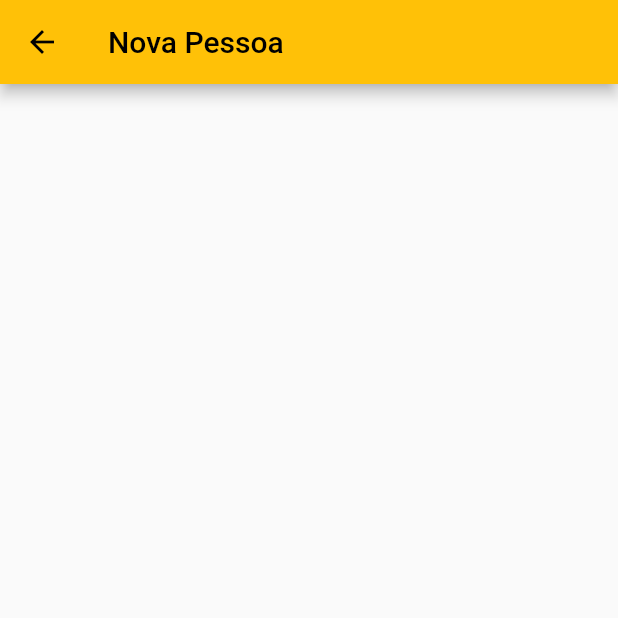
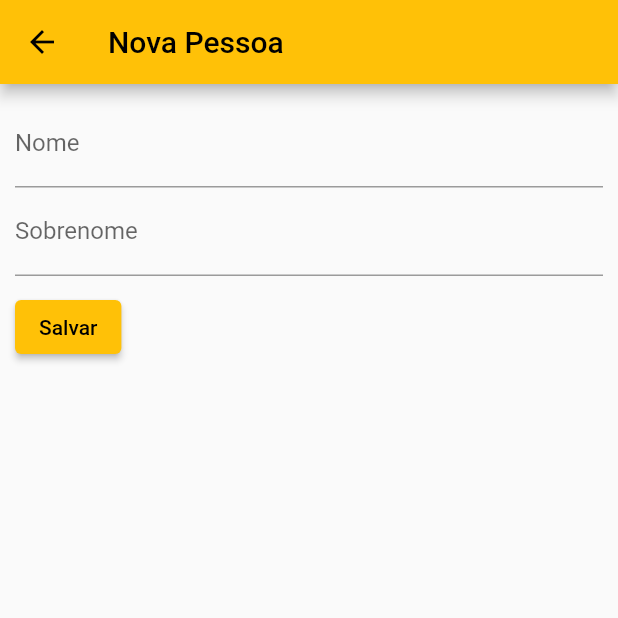
Before and after one commit to rafamazzucato/all_persistences_89aoj, a Flutter app: the PersonFormWidget screen opened directly, on a phone screen of 412 x 824 dp, the top half of it. Run offline on Flutter 3.47's test engine with Material 2 defaults, Android fonts, the phone set to English and light mode, and no system bars; our stand-ins replace flutter_svg; project files that could hold a hidden picture were left out.

Commit message:
tela de add de pessoas

```diff
--- a/lib/sqlite/screens/add.dart
+++ b/lib/sqlite/screens/add.dart
@@ -1,14 +1,51 @@
+import 'package:all_persistences/sqlite/models/person.dart';
+import 'package:all_persistences/utils/custom_widgets.dart';
+import 'package:all_persistences/widgets/input_form.dart';
 import 'package:flutter/material.dart';
 
 class PersonFormWidget extends StatelessWidget {
-  const PersonFormWidget({Key? key}) : super(key: key);
+  PersonFormWidget({Key? key}) : super(key: key);
 
   final title = const Text("Nova Pessoa");
+  final _formKey = GlobalKey<FormState>();
+  final _nameController = TextEditingController();
+  final _lastNameController = TextEditingController();
 
   @override
   Widget build(BuildContext context) {
     return Scaffold(
       appBar: AppBar(title: title),
+      body: Padding(
+          padding: EdgeInsets.all(10),
+          child: Form(
+              key: _formKey,
+              child: Column(
+                crossAxisAlignment: CrossAxisAlignment.start,
+                children: [
+                  DefaultInputFormWidget(
+                      placeholder: "Informe o nome",
+                      label: "Nome",
+                      controller: _nameController,
+                      validationMsg: "Insira o nome da pessoa"),
+                  DefaultInputFormWidget(
+                      placeholder: "Informe o sobrenome",
+                      label: "Sobrenome",
+                      controller: _lastNameController,
+                      validationMsg: "Insira o sobrenome da pessoa"),
+                  Padding(
+                    padding: EdgeInsets.only(top: 10),
+                    child: ElevatedButton(
+                        onPressed: () {
+                          if (_formKey.currentState!.validate()) {
+                            final person = Person(
+                                _nameController.text, _lastNameController.text);
+                            Navigator.pop(context, person);
+                          }
+                        },
+                        child: salvarText),
+                  )
+                ],
+              ))),
     );
   }
 }
--- a/lib/sqlite/screens/list.dart
+++ b/lib/sqlite/screens/list.dart
@@ -15,7 +15,7 @@ class PersonListWidget extends StatefulWidget {
 
 class _PersonListWidgetState extends State<PersonListWidget> {
   final title = const Text("Pessoas");
-  final addPage = const PersonFormWidget();
+  final addPage = PersonFormWidget();
 
   List<Person> persons = [Person("Rafael", "Thomazelli Mazzucato")];
 
--- /dev/null
+++ b/lib/widgets/input_form.dart
@@ -0,0 +1,30 @@
+import 'package:flutter/material.dart';
+
+class DefaultInputFormWidget extends StatelessWidget {
+  const DefaultInputFormWidget(
+      {Key? key,
+      required this.placeholder,
+      required this.label,
+      required this.controller,
+      required this.validationMsg})
+      : super(key: key);
+
+  final String placeholder;
+  final String label;
+  final TextEditingController controller;
+  final String validationMsg;
+
+  @override
+  Widget build(BuildContext context) {
+    return TextFormField(
+      decoration: InputDecoration(hintText: placeholder, labelText: label),
+      controller: controller,
+      validator: (value) {
+        if (value == null || value.isEmpty) {
+          return validationMsg;
+        }
+        return null;
+      },
+    );
+  }
+}
```
